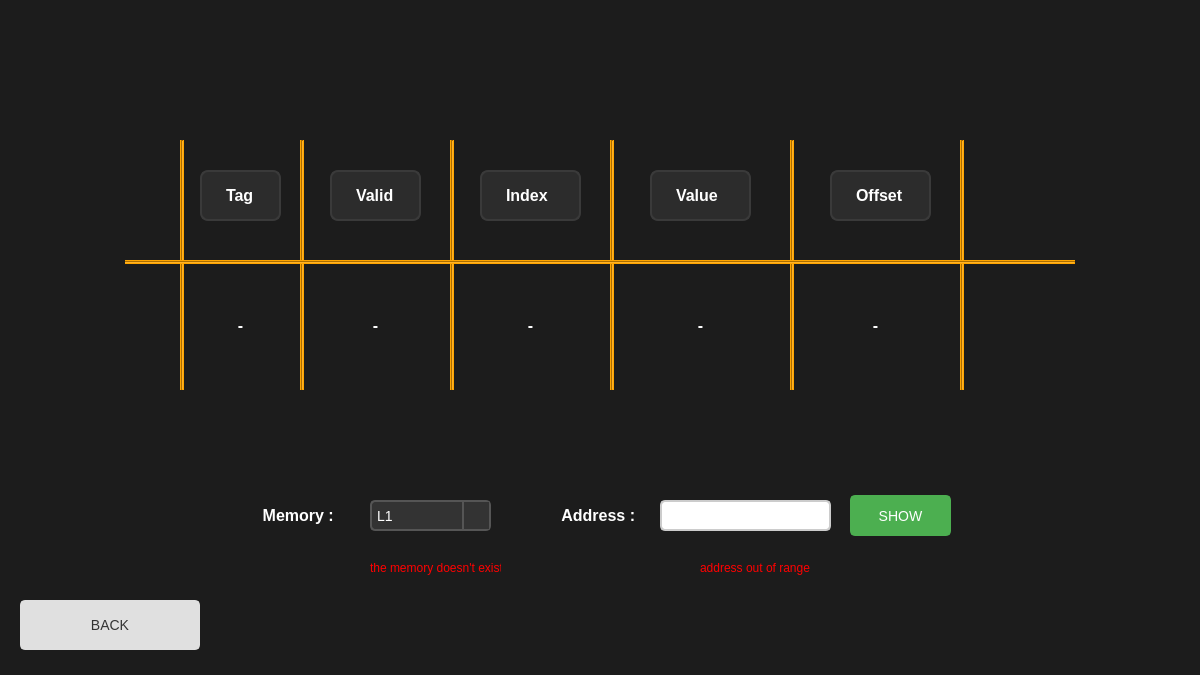
This is inspect-menu.ui in Lucimad007/MemoryStalker as Qt 5 draws it before an edit. The edited form follows.
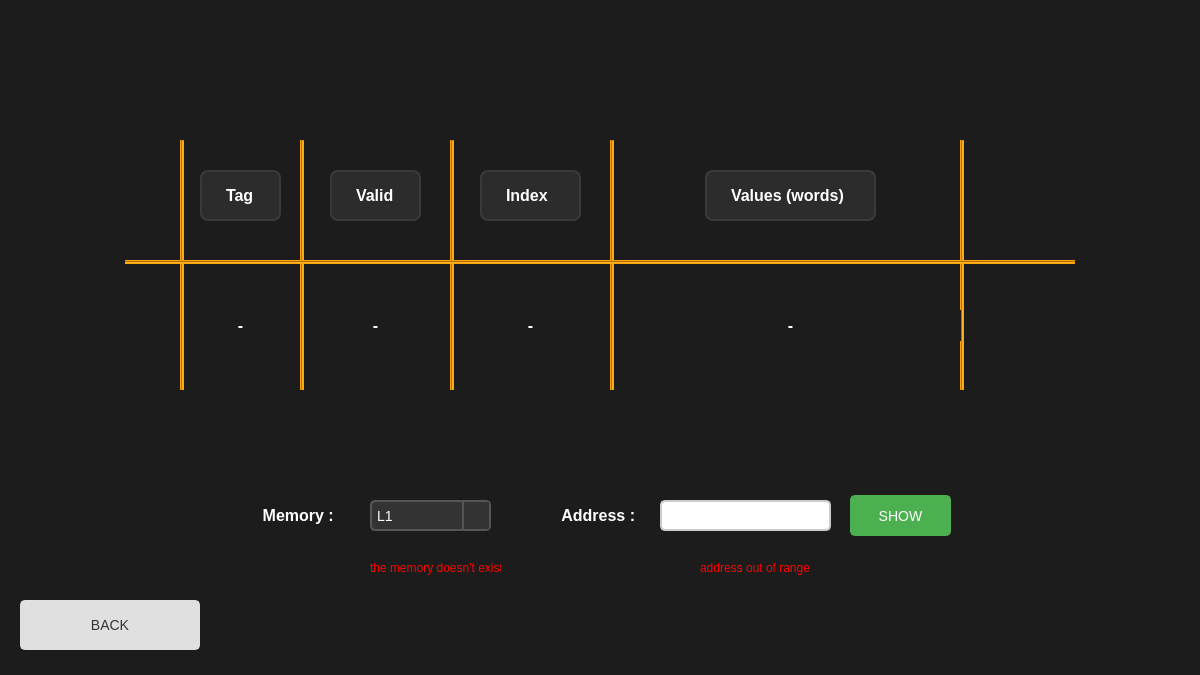
This is the edited form. Icons and pictures are not drawn.

Commit message: update inspect menu

The edit to the form file:
```diff
--- a/inspect-menu.ui
+++ b/inspect-menu.ui
@@ -84,22 +84,6 @@
     <enum>Qt::Vertical</enum>
    </property>
   </widget>
-  <widget class="Line" name="vLine5">
-   <property name="geometry">
-    <rect>
-     <x>790</x>
-     <y>140</y>
-     <width>4</width>
-     <height>250</height>
-    </rect>
-   </property>
-   <property name="styleSheet">
-    <string notr="true"> background-color: #FFA500; /* Orange color */</string>
-   </property>
-   <property name="orientation">
-    <enum>Qt::Vertical</enum>
-   </property>
-  </widget>
   <widget class="Line" name="vLine6">
    <property name="geometry">
     <rect>
@@ -234,46 +218,12 @@
     <string>Index</string>
    </property>
   </widget>
-  <widget class="QLabel" name="offsetLbl">
-   <property name="geometry">
-    <rect>
-     <x>830</x>
-     <y>170</y>
-     <width>101</width>
-     <height>51</height>
-    </rect>
-   </property>
-   <property name="styleSheet">
-    <string notr="true">QLabel {
-    color: white; /* White text */
-    background-color: #2C2C2C; /* Dark background */
-    border: 2px solid #3A3A3A; /* Slightly lighter border */
-    padding: 10px 20px;
-    border-radius: 8px;
-    font-size: 16px;
-    font-weight: bold;
-    text-align: center;
-    text-decoration: none;
-    background: qlineargradient(
-        x1: 0, y1: 0, 
-        x2: 0, y2: 1, 
-        stop: 0 #3A3A3A, 
-        stop: 1 #2C2C2C
-    ); /* Vertical gradient */
-
-}
-</string>
-   </property>
-   <property name="text">
-    <string>Offset</string>
-   </property>
-  </widget>
   <widget class="QLabel" name="valueLbl">
    <property name="geometry">
     <rect>
-     <x>650</x>
+     <x>705</x>
      <y>170</y>
-     <width>101</width>
+     <width>171</width>
      <height>51</height>
     </rect>
    </property>
@@ -299,7 +249,7 @@
 </string>
    </property>
    <property name="text">
-    <string>Value</string>
+    <string>Values (words)</string>
    </property>
   </widget>
   <widget class="QLabel" name="tagValueLbl">
@@ -379,31 +329,7 @@
     <rect>
      <x>620</x>
      <y>310</y>
-     <width>161</width>
-     <height>31</height>
-    </rect>
-   </property>
-   <property name="styleSheet">
-    <string notr="true">	 
-color: rgb(255, 255, 255);
-   font-size: 16px;
-    font-weight: bold;
-    text-align: center;
-    text-decoration: none;</string>
-   </property>
-   <property name="text">
-    <string>-</string>
-   </property>
-   <property name="alignment">
-    <set>Qt::AlignCenter</set>
-   </property>
-  </widget>
-  <widget class="QLabel" name="offsetValueLbl">
-   <property name="geometry">
-    <rect>
-     <x>800</x>
-     <y>310</y>
-     <width>151</width>
+     <width>341</width>
      <height>31</height>
     </rect>
    </property>
```
